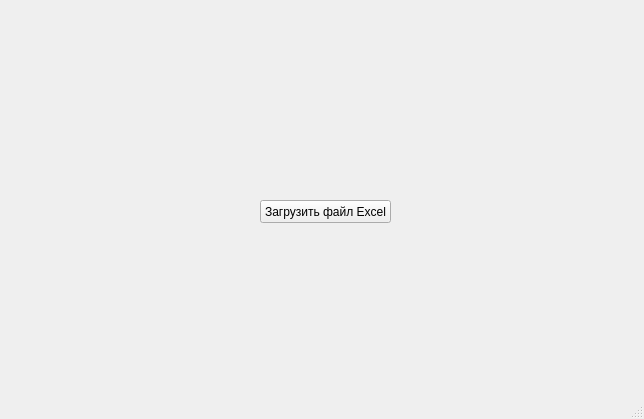
Qt form mainwindow.ui (AkonDer/DataExcel) before a commit.
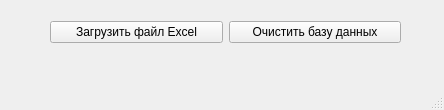
The same form after that commit.

Diff of the .ui file:
```diff
--- a/mainwindow.ui
+++ b/mainwindow.ui
@@ -6,26 +6,39 @@
    <rect>
     <x>0</x>
     <y>0</y>
-    <width>644</width>
-    <height>419</height>
+    <width>444</width>
+    <height>110</height>
    </rect>
   </property>
   <property name="windowTitle">
    <string>MainWindow</string>
   </property>
   <widget class="QWidget" name="centralwidget">
-   <widget class="QPushButton" name="pushButton_Load_Excel">
+   <widget class="QWidget" name="">
     <property name="geometry">
      <rect>
-      <x>260</x>
-      <y>200</y>
-      <width>131</width>
-      <height>23</height>
+      <x>50</x>
+      <y>20</y>
+      <width>351</width>
+      <height>25</height>
      </rect>
     </property>
-    <property name="text">
-     <string>Загрузить файл Excel</string>
-    </property>
+    <layout class="QHBoxLayout" name="horizontalLayout">
+     <item>
+      <widget class="QPushButton" name="pushButton_Load_Excel">
+       <property name="text">
+        <string>Загрузить файл Excel</string>
+       </property>
+      </widget>
+     </item>
+     <item>
+      <widget class="QPushButton" name="pushButton_cleandb">
+       <property name="text">
+        <string>Очистить базу данных</string>
+       </property>
+      </widget>
+     </item>
+    </layout>
    </widget>
   </widget>
   <widget class="QMenuBar" name="menubar">
```
Left out of the diff: 2 changed lines with no effect on the pictures.
